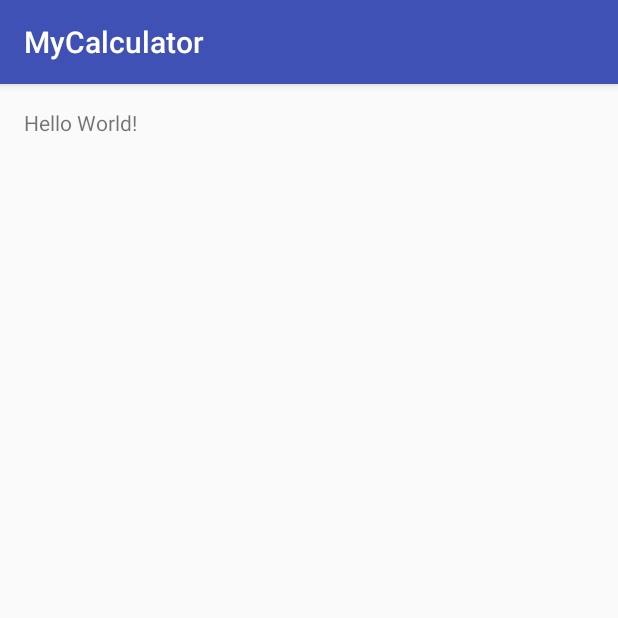
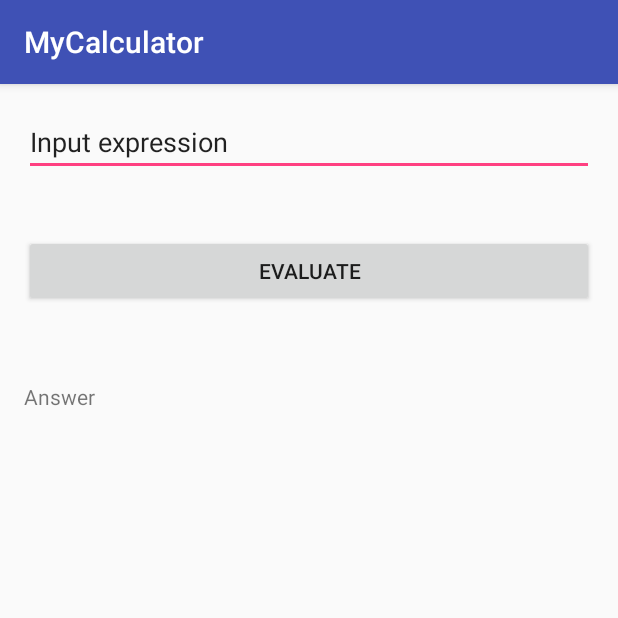
Before and after one commit to RakickayaKaterina/HW-05.10.17, an Android app: the screen it shows after launch (MainActivity), on a phone screen of 412 x 824 dp, the top half of it. Run offline under Robolectric (Android 15) with nearby library versions, the phone set to English and light mode, and no system bars.

```diff
--- a/app/build.gradle
+++ b/app/build.gradle
@@ -26,4 +26,6 @@ dependencies {
     })
     compile 'com.android.support:appcompat-v7:25.3.0'
     testCompile 'junit:junit:4.12'
+    testCompile 'org.robolectric:robolectric:3.4.2'
+    testCompile 'org.mockito:mockito-core:1.10.19'
 }
--- a/app/src/main/java/com/github/rakickayakaterina/mycalculator/MainActivity.java
+++ b/app/src/main/java/com/github/rakickayakaterina/mycalculator/MainActivity.java
@@ -2,12 +2,30 @@ package com.github.rakickayakaterina.mycalculator;
 
 import android.support.v7.app.AppCompatActivity;
 import android.os.Bundle;
+import android.view.View;
+import android.widget.EditText;
+import android.widget.TextView;
 
 public class MainActivity extends AppCompatActivity {
+    private EditText mInputEditText;
+    private TextView mOutputTextView;
+    private View mEvaluateButton;
+    @Override
+    protected void onCreate(final Bundle savedInstanceState) {
 
-    @Override
-    protected void onCreate(Bundle savedInstanceState) {
         super.onCreate(savedInstanceState);
         setContentView(R.layout.activity_main);
     }
+    private void initView(){
+        mInputEditText = (EditText) findViewById(R.id.input_edit_text);
+        mEvaluateButton = findViewById(R.id.evaluate_button);
+        mEvaluateButton.setOnClickListener(new View.OnClickListener(){
+            @Override
+            public void onClick(View view){
+
+            }
+
+        });
+        mOutputTextView = (TextView) findViewById(R.id.output__text_view);
+    }
 }
--- a/app/src/main/res/layout/activity_main.xml
+++ b/app/src/main/res/layout/activity_main.xml
@@ -11,8 +11,28 @@
     android:paddingTop="@dimen/activity_vertical_margin"
     tools:context="com.github.rakickayakaterina.mycalculator.MainActivity">
 
+    <EditText
+        android:id="@+id/input_edit_text"
+        android:layout_width="match_parent"
+        android:layout_height="wrap_content"
+        android:layout_alignParentTop="true"
+        android:layout_centerHorizontal="true"
+        android:text="Input expression"/>
+
+    <Button
+        android:id="@+id/evaluate_button"
+        android:layout_width="match_parent"
+        android:layout_height="wrap_content"
+        android:layout_below="@+id/input_edit_text"
+        android:layout_marginTop="39dp"
+        android:text="Evaluate"/>
+
     <TextView
-        android:layout_width="wrap_content"
+        android:id="@+id/output__text_view"
+        android:layout_width="match_parent"
         android:layout_height="wrap_content"
-        android:text="Hello World!"/>
+        android:layout_marginTop="50dp"
+        android:layout_below="@+id/evaluate_button"
+        android:layout_centerHorizontal="true"
+        android:text="Answer"/>
 </RelativeLayout>
```
Also changed, not shown: app/src/main/java/com/github/rakickayakaterina/mycalculator/logic/Calculator.java (added, +11 -0 lines), app/src/main/java/com/github/rakickayakaterina/mycalculator/logic/ICalculator.java (added, +7 -0 lines), 1 other file.
